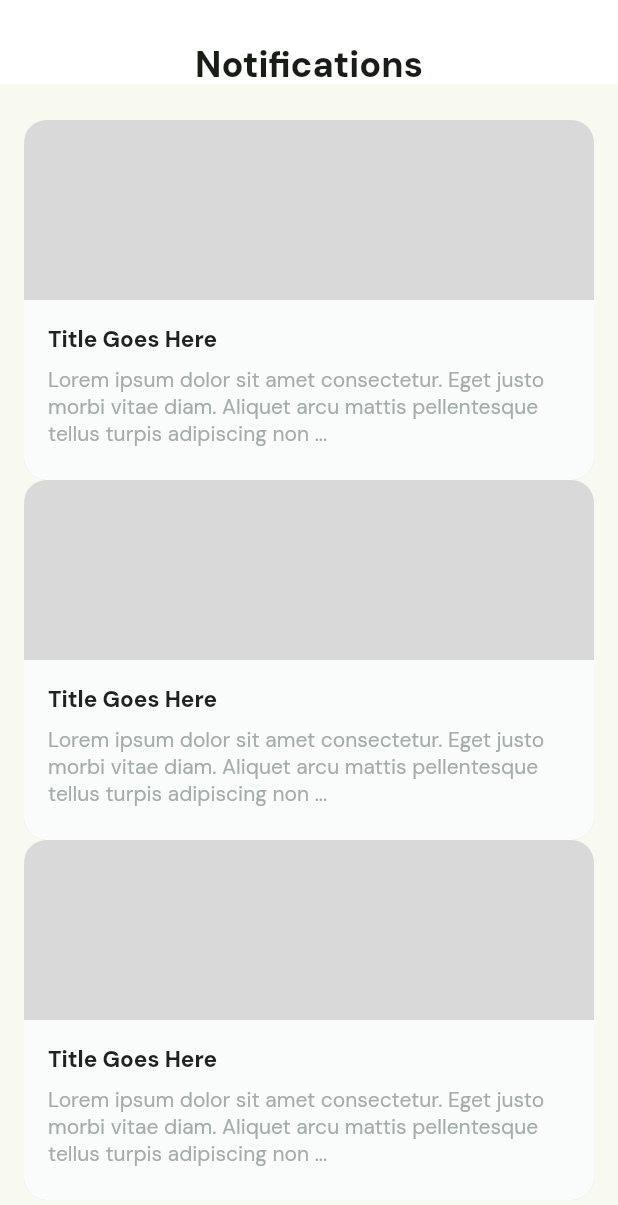
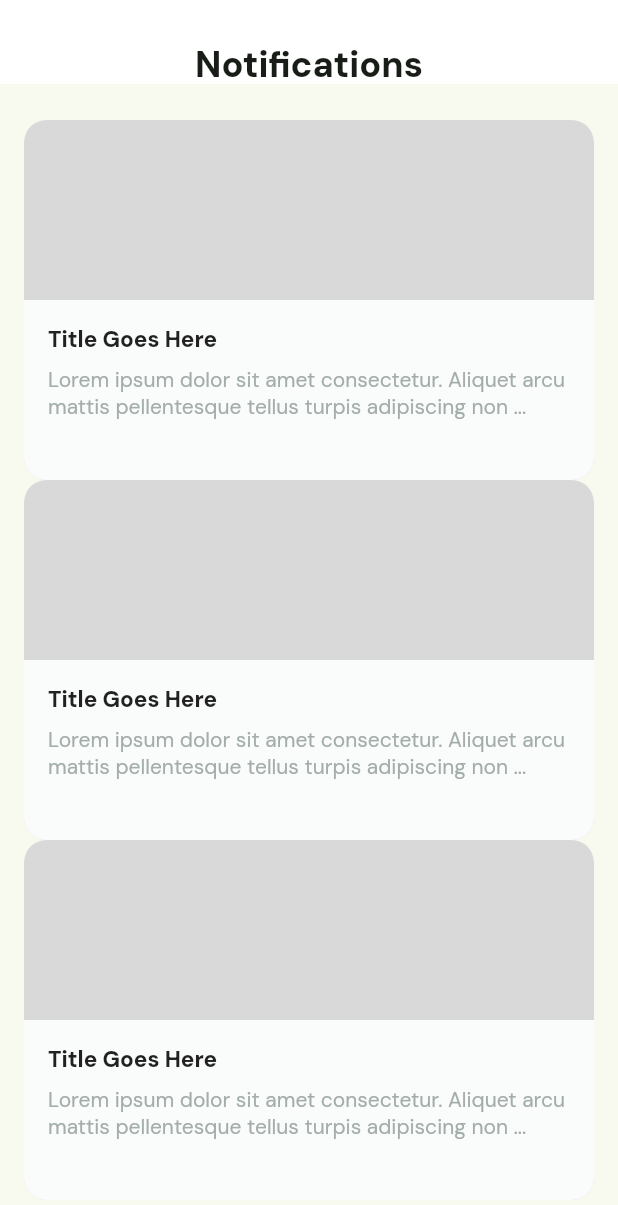
Before and after one commit to being-eyram/golly_express, a Flutter app: the NotificationsScreen screen opened by its route, on a phone screen of 412 x 824 dp. Shown: the top 1205 px of the screen. Run offline on Flutter 3.47's test engine with Material 2 defaults, Android fonts, the phone set to English and light mode, and no system bars; our stand-ins replace dotted_border, flutter_riverpod, flutter_svg, go_router, google_fonts, material_symbols_icons and 1 more; accounts and stored records are empty.

Commit message:
update constants file with recent notifications

```diff
--- a/lib/constants.dart
+++ b/lib/constants.dart
@@ -114,4 +114,4 @@ final productCategories = [
 
 var sampleNotificationTitle = "Title Goes Here";
 var sampleNotificationSubtitle =
-    "Lorem ipsum dolor sit amet consectetur. Eget justo morbi vitae diam. Aliquet arcu mattis pellentesque tellus turpis adipiscing non ...";
+    "Lorem ipsum dolor sit amet consectetur. Aliquet arcu mattis pellentesque tellus turpis adipiscing non ...";
```
